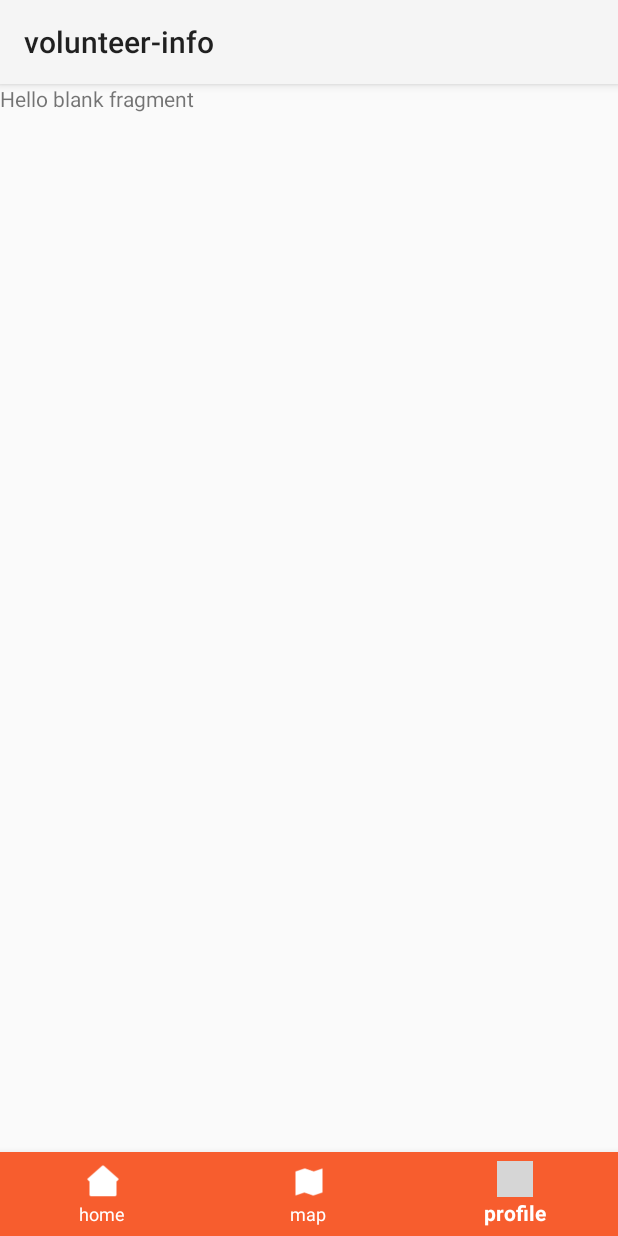
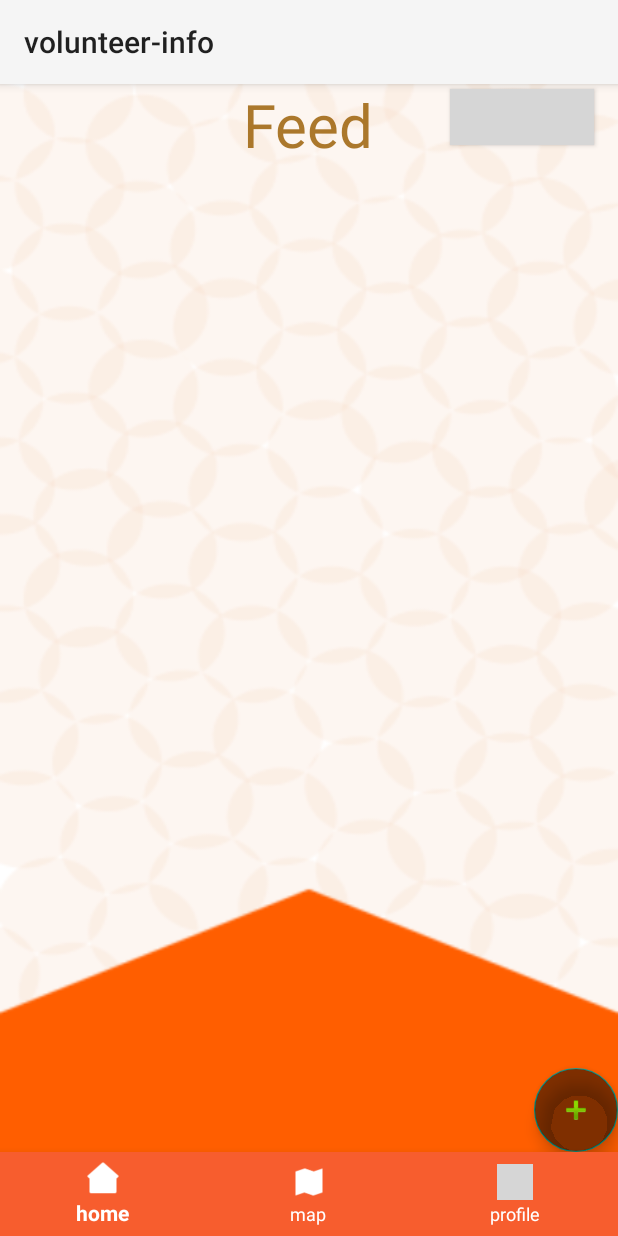
Before and after one commit to belainehi/android-app, an Android app: the MainActivity screen opened directly, with no data from a screen before it, on a phone screen of 412 x 824 dp. Run offline under Robolectric (Android 15) with nearby library versions, the phone set to English and light mode, and no system bars; our stand-ins replace Firebase (no records; nobody signed in at launch, a user with empty details on screens opened directly), Picasso; grey boxes are pictures that could not be loaded.

```diff
--- a/app/src/main/java/com/Team/volunteer_info/MainActivity.java
+++ b/app/src/main/java/com/Team/volunteer_info/MainActivity.java
@@ -49,6 +49,6 @@ public class MainActivity extends AppCompatActivity {
                 return true;
             }
         });
-        bottomNavigationView.setSelectedItemId(R.id.action_profile);
+        bottomNavigationView.setSelectedItemId(R.id.action_home);
     }
 }
--- a/app/src/main/res/layout/activity_profile.xml
+++ b/app/src/main/res/layout/activity_profile.xml
@@ -5,4 +5,10 @@
     android:layout_width="match_parent"
     android:layout_height="match_parent"
     tools:context=".ProfileActivity">
+
+    <TextView
+        android:id="@+id/textView2"
+        android:layout_width="wrap_content"
+        android:layout_height="wrap_content"
+        android:text="TextView" />
 </RelativeLayout>
```
